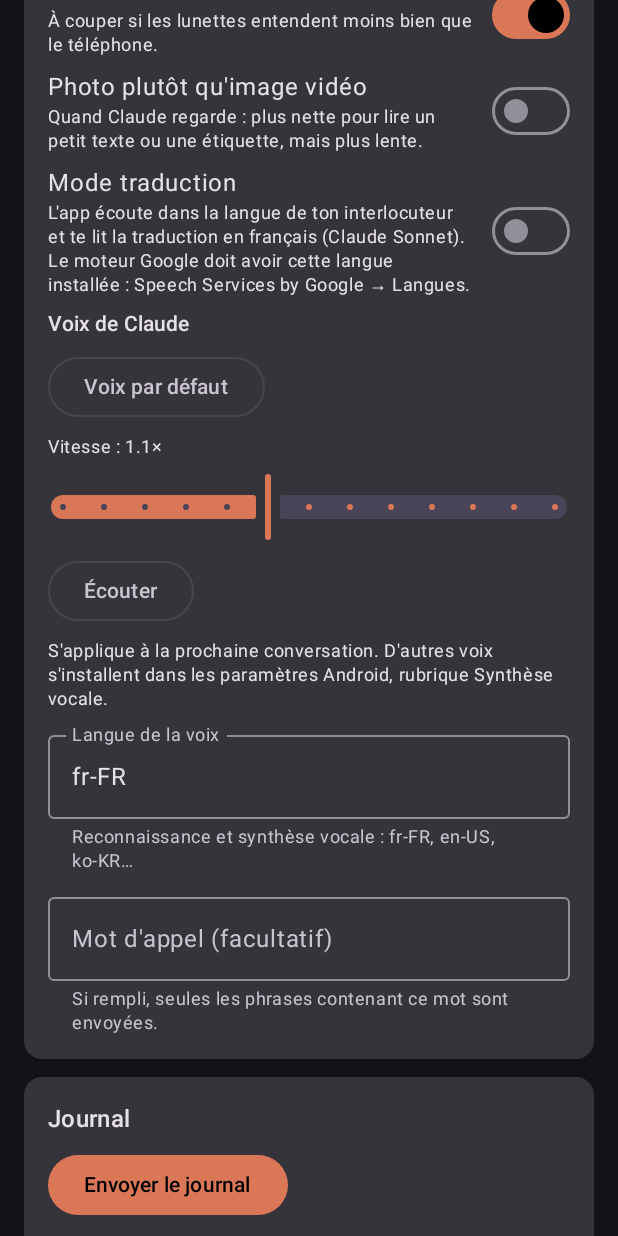
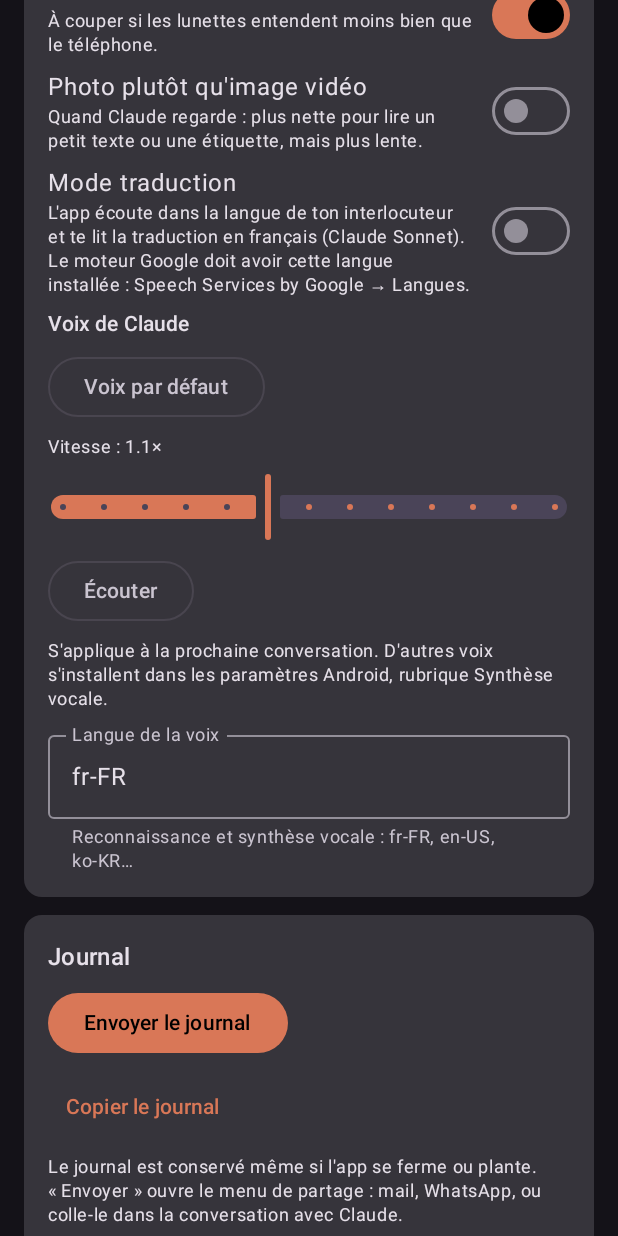
Before and after one commit to triplezaxel-ai/lunettes-claude, an Android app built with Jetpack Compose: the screen it shows after launch (MainActivity), scrolled down 1730 dp, on a phone screen of 412 x 824 dp. Run offline under Robolectric (Android 15) with nearby library versions, the phone set to English and light mode, and no system bars; libraries missing offline, so code that uses them is left out: com.meta.wearable; 4 statements that could not run were skipped.

Commit message:
Suppression du mot d'appel : le geste ouvre la conversation, toutes les phrases sont envoyées
Co-Authored-By: Claude Opus 5.5 <noreply@anthropic.com>
Claude-Session: https://claude.ai/code/session_01XHWQKEmVm6ezhVB71HQMda

```diff
--- a/app/src/main/java/com/keonyrus/tupovision/Engine.kt
+++ b/app/src/main/java/com/keonyrus/tupovision/Engine.kt
@@ -212,6 +212,10 @@ object Engine {
     }
     update { it.copy(version = version) }
     log("—— Démarrage de l'app, version $version ——")
+    if (!prefs().getString("wake_word", "").isNullOrEmpty()) {
+      prefs().edit().remove("wake_word").apply()
+      log("Mot d'appel supprimé : toutes les phrases sont désormais envoyées")
+    }
     val prefs = prefs()
     update {
       it.copy(
@@ -228,7 +232,8 @@ object Engine {
           partnerLanguage = prefs.getString("partner_language", "ko-KR") ?: "ko-KR",
           glassesMic = prefs.getBoolean("glasses_mic", true),
           photoMode = prefs.getBoolean("photo_mode", false),
-          wakeWord = prefs.getString("wake_word", "") ?: "",
+          // The gesture opens the conversation: a wake word only made phrases disappear.
+          wakeWord = "",
           language = prefs.getString("language", null) ?: "fr-FR",
           geminiKeySet = SecureStore.get(app, GEMINI_KEY) != null,
           liveMode = prefs.getBoolean("live_mode", false),
--- a/app/src/main/java/com/keonyrus/tupovision/MainActivity.kt
+++ b/app/src/main/java/com/keonyrus/tupovision/MainActivity.kt
@@ -512,14 +512,6 @@ private fun SettingsSection(state: UiState) {
         enabled = !state.running,
         modifier = Modifier.fillMaxWidth(),
     )
-    OutlinedTextField(
-        value = state.wakeWord,
-        onValueChange = { Engine.setWakeWord(it) },
-        label = { Text("Mot d'appel (facultatif)") },
-        supportingText = { Text("Si rempli, seules les phrases contenant ce mot sont envoyées.") },
-        singleLine = true,
-        modifier = Modifier.fillMaxWidth(),
-    )
   }
 }
 
```
